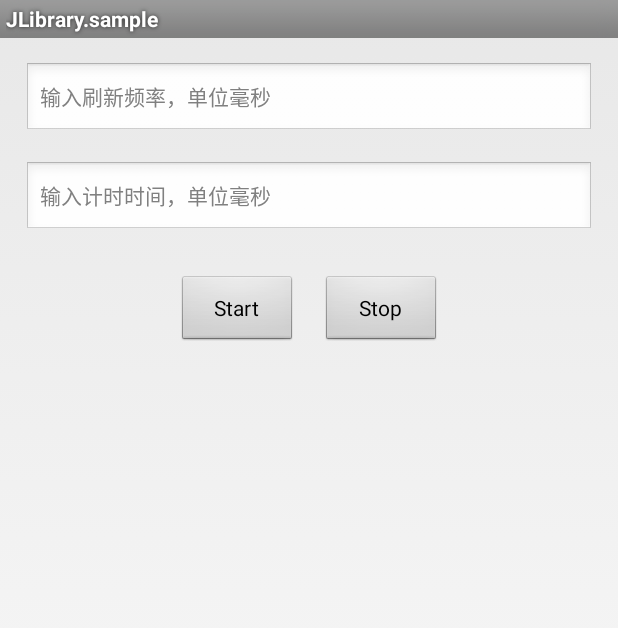
After one commit to Jasonzhou613/JLibrary, an Android app: the layout my_timer_main.xml on its own in the app's theme, with its tools: preview values and no code run, on a phone screen of 412 x 824 dp. The commit adds this screen. Shown: the top 628 px of the screen. Run offline under Robolectric (Android 15) with nearby library versions, the phone set to English and light mode, and no system bars.

Commit message:
增加了MyTimer计时器

```diff
--- a/sample/src/main/AndroidManifest.xml
+++ b/sample/src/main/AndroidManifest.xml
@@ -39,6 +39,9 @@
         <activity
             android:name="com.ttsea.jlibrary.sample.jasynchttp.DownloadDetailActivity"
             android:screenOrientation="portrait"/>
+        <activity
+            android:name="com.ttsea.jlibrary.sample.MyTimerActivity"
+            android:screenOrientation="portrait"/>
 
         <!--Photo Activitys start -->
 
--- a/sample/src/main/res/layout/activity_main.xml
+++ b/sample/src/main/res/layout/activity_main.xml
@@ -38,6 +38,11 @@
             style="@style/btn_style"
             android:text="@string/async_http"/>
 
+        <Button
+            android:id="@+id/btnTimer"
+            style="@style/btn_style"
+            android:text="@string/my_timer"/>
+
     </LinearLayout>
 
 </ScrollView>
--- /dev/null
+++ b/sample/src/main/res/layout/my_timer_main.xml
@@ -0,0 +1,63 @@
+<LinearLayout xmlns:android="http://schemas.android.com/apk/res/android"
+              android:layout_width="match_parent"
+              android:layout_height="match_parent"
+              android:orientation="vertical">
+
+
+    <LinearLayout
+        android:layout_width="match_parent"
+        android:layout_height="wrap_content"
+        android:gravity="center_horizontal"
+        android:orientation="vertical">
+
+        <EditText
+            android:id="@+id/etFrequency"
+            android:layout_width="match_parent"
+            android:layout_height="50dp"
+            android:layout_margin="16dp"
+            android:hint="输入刷新频率，单位毫秒"
+            android:inputType="numberDecimal"
+            android:textSize="14sp"/>
+
+        <EditText
+            android:id="@+id/etTotalTime"
+            android:layout_width="match_parent"
+            android:layout_height="50dp"
+            android:layout_marginBottom="16dp"
+            android:layout_marginLeft="16dp"
+            android:layout_marginRight="16dp"
+            android:hint="输入计时时间，单位毫秒"
+            android:inputType="numberDecimal"
+            android:textSize="14sp"/>
+
+    </LinearLayout>
+
+    <LinearLayout
+        android:layout_width="match_parent"
+        android:layout_height="wrap_content"
+        android:gravity="center_horizontal"
+        android:orientation="horizontal">
+
+        <Button
+            android:id="@+id/btnStart"
+            style="@style/btn_style"
+            android:layout_width="80dp"
+            android:layout_marginRight="16dp"
+            android:text="Start"/>
+
+        <Button
+            android:id="@+id/btnStop"
+            style="@style/btn_style"
+            android:layout_width="80dp"
+            android:text="Stop"/>
+
+    </LinearLayout>
+
+    <TextView
+        android:id="@+id/tvInfo"
+        android:layout_width="match_parent"
+        android:layout_height="wrap_content"
+        android:layout_margin="16dp"
+        android:textSize="12sp"/>
+
+</LinearLayout>
--- a/sample/src/main/res/values/strings.xml
+++ b/sample/src/main/res/values/strings.xml
@@ -12,6 +12,7 @@
     <string name="photo">photo</string>
     <string name="async_http">async http</string>
     <string name="select_photo">select photo</string>
+    <string name="my_timer">timer</string>
 
     <string name="get_data">get data</string>
     <string name="send_email">send email</string>
```
Also changed, not shown: sample/src/main/java/com/ttsea/jlibrary/sample/MainActivity.java (+8 -0 lines), sample/src/main/java/com/ttsea/jlibrary/sample/MyTimerActivity.java (added, +119 -0 lines), 1 other file.
